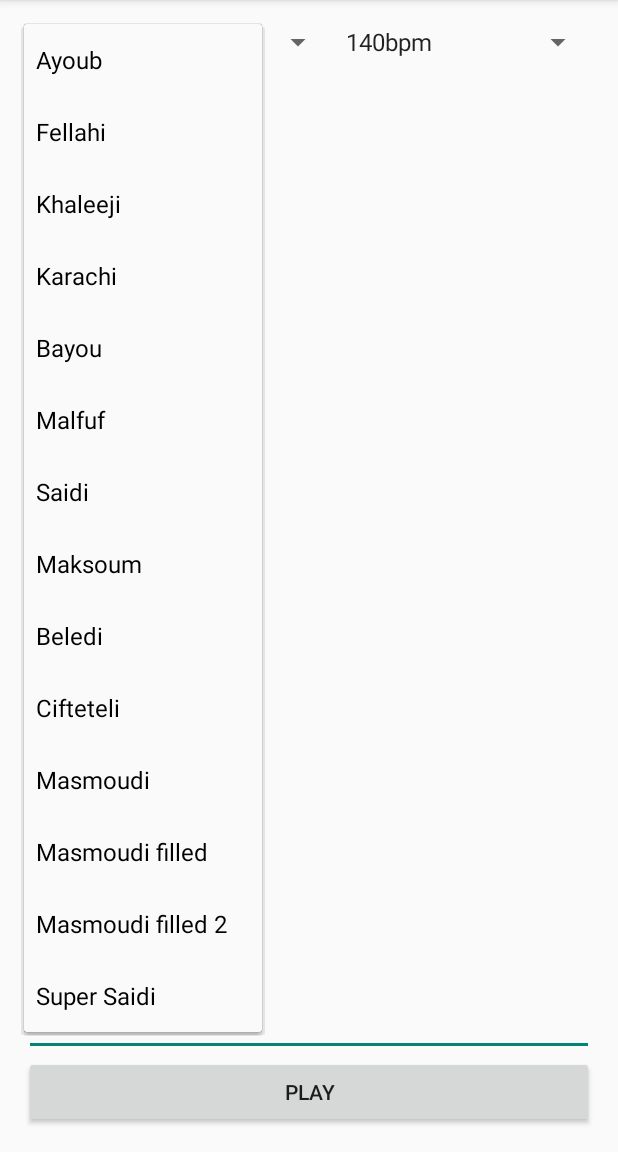
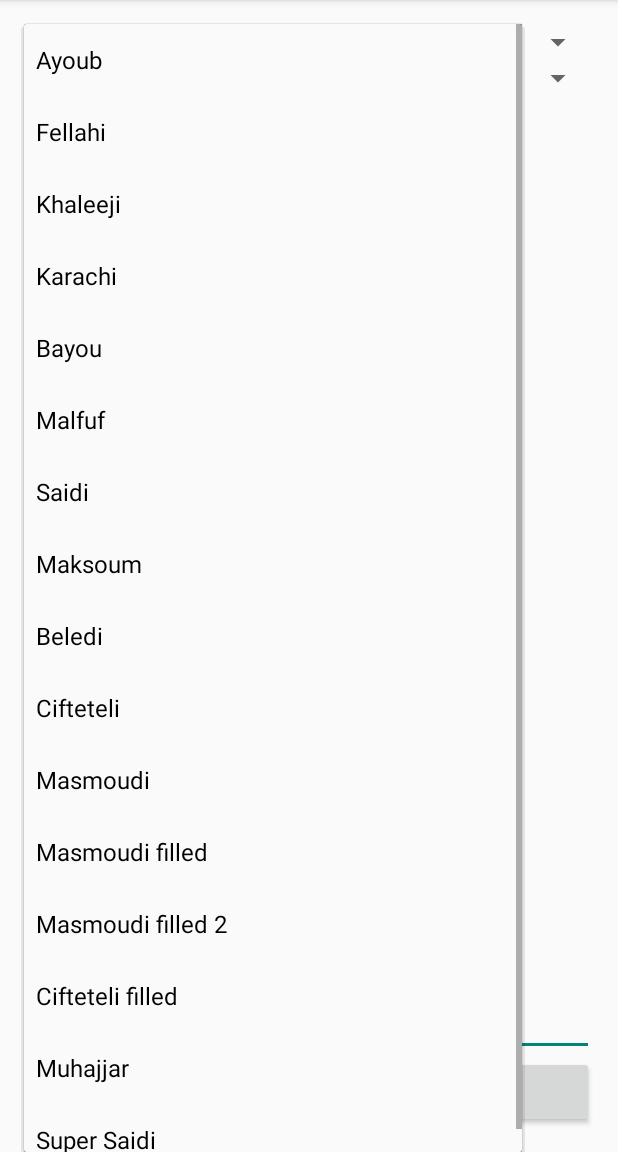
Before and after one commit to ivoaz/darbuka, an Android app: the screen it shows after launch (MainActivity), after a tap on "Ayoub", on a phone screen of 412 x 824 dp, the part 84-1236 px from its top. Run offline under Robolectric (Android 15) with nearby library versions, the phone set to English and light mode, and no system bars; network calls fail.

Commit message:
Updated icon and added some rhythms

```diff
--- a/app/src/main/java/com/ivoaz/darbuka/app/Darbuka.java
+++ b/app/src/main/java/com/ivoaz/darbuka/app/Darbuka.java
@@ -32,7 +32,7 @@ public class Darbuka {
     private void loadSounds() {
         try {
             sounds.put('d', new Wave(context.getResources().openRawResource(R.raw.d)));
-            sounds.put('D', new Wave(context.getResources().openRawResource(R.raw.d)));
+            sounds.put('D', new Wave(context.getResources().openRawResource(R.raw.d_big)));
             sounds.put('k', new Wave(context.getResources().openRawResource(R.raw.k)));
             sounds.put('K', new Wave(context.getResources().openRawResource(R.raw.k_big)));
             sounds.put('p', new Wave(context.getResources().openRawResource(R.raw.p)));
--- a/app/src/main/java/com/ivoaz/darbuka/app/MainActivity.java
+++ b/app/src/main/java/com/ivoaz/darbuka/app/MainActivity.java
@@ -79,6 +79,8 @@ public class MainActivity extends ActionBarActivity {
                 new Rhythm("Masmoudi", "D---D-------T---D-----T-----T---"),
                 new Rhythm("Masmoudi filled", "D---D---t-k-T-k-D---t-k-T---T-k-"),
                 new Rhythm("Masmoudi filled 2", "D---D---tktkT-tkD-tktkt-TktkT-tk"),
+                new Rhythm("Cifteteli filled", "D-tkt-t-TKD-T-TKD-tkD-D-T-------"),
+                new Rhythm("Muhajjar", "D-tkD-tkD-tkt-k-T-tkt-k-D-tkt-T-tktkT-k-T-tkt-k-T---T---"),
                 new Rhythm("Super Saidi", "D-D-tkD-D-tkS-tk\n" +
                         "-kS-tkD-D-tkS-tk\n" +
                         "tkD-tkD-D-tkS-kS\n" +
--- a/app/src/main/res/layout/activity_main.xml
+++ b/app/src/main/res/layout/activity_main.xml
@@ -8,30 +8,23 @@
     android:paddingTop="@dimen/activity_vertical_margin"
     tools:context="com.ivoaz.darbuka.app.MainActivity">
 
-    <LinearLayout
-        android:id="@+id/header"
+    <Spinner
+        android:id="@+id/rhythmSpinner"
         android:layout_width="match_parent"
-        android:layout_height="wrap_content">
+        android:layout_height="wrap_content" />
 
-        <Spinner
-            android:id="@+id/rhythmSpinner"
-            android:layout_width="0dp"
-            android:layout_height="wrap_content"
-            android:layout_weight="6" />
-
-        <Spinner
-            android:id="@+id/bpmSpinner"
-            android:layout_width="0dp"
-            android:layout_height="wrap_content"
-            android:layout_weight="5" />
-    </LinearLayout>
+    <Spinner
+        android:id="@+id/bpmSpinner"
+        android:layout_width="match_parent"
+        android:layout_height="wrap_content"
+        android:layout_below="@id/rhythmSpinner" />
 
     <EditText
         android:id="@+id/rhythmInput"
         android:layout_width="match_parent"
         android:layout_height="wrap_content"
+        android:layout_below="@id/bpmSpinner"
         android:layout_above="@+id/playButton"
-        android:layout_below="@+id/header"
         android:gravity="top"
         android:hint="@string/rhythm_hint"
         android:typeface="monospace" />
```
Also changed, not shown: app/src/main/res/drawable-hdpi/ic_launcher.png, app/src/main/res/drawable-mdpi/ic_launcher.png, app/src/main/res/drawable-xhdpi/ic_launcher.png, app/src/main/res/drawable-xxhdpi/ic_launcher.png, app/src/main/res/drawable-xxxhdpi/ic_launcher.png (added).
